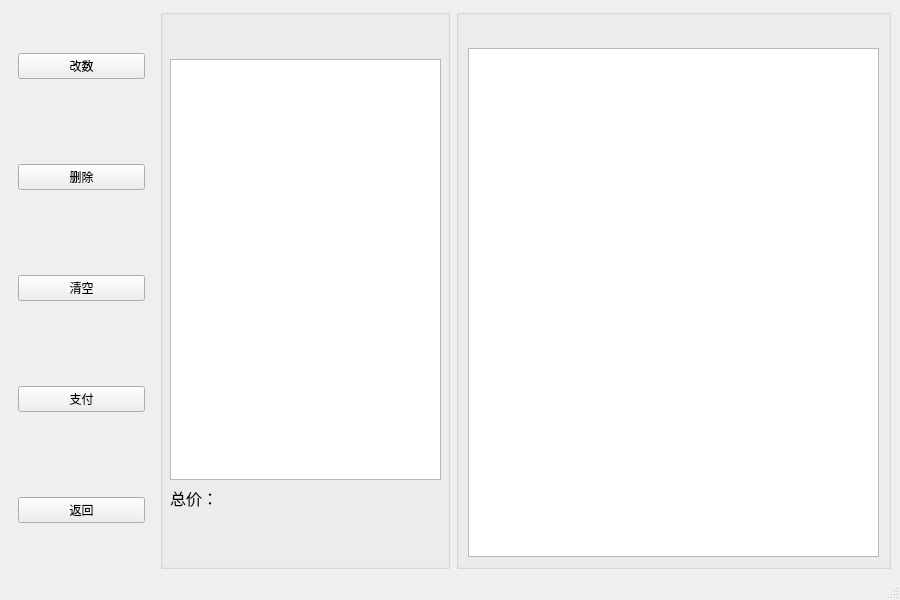
Hong16-9/QT_SuperMarket, file src/Check/Check_Mainwindow.ui: the form before one commit.
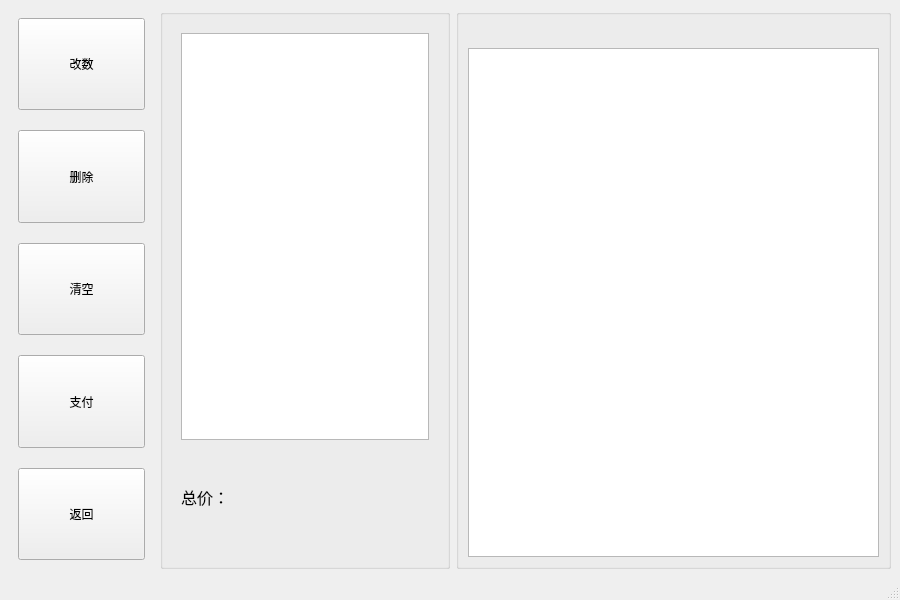
The form after the commit.

Commit message: 调整了UI界面，让购物车商品条目的大小更合理

The edit to the form file:
```diff
--- a/src/Check/Check_Mainwindow.ui
+++ b/src/Check/Check_Mainwindow.ui
@@ -35,12 +35,21 @@
         <height>0</height>
        </size>
       </property>
-      <layout class="QVBoxLayout" name="verticalLayout_3">
+      <layout class="QVBoxLayout" name="verticalLayout_3" stretch="1,1,1,1,1">
        <property name="spacing">
-        <number>50</number>
+        <number>20</number>
+       </property>
+       <property name="topMargin">
+        <number>9</number>
        </property>
        <item>
         <widget class="QPushButton" name="changebtn">
+         <property name="sizePolicy">
+          <sizepolicy hsizetype="Minimum" vsizetype="Minimum">
+           <horstretch>0</horstretch>
+           <verstretch>0</verstretch>
+          </sizepolicy>
+         </property>
          <property name="text">
           <string>改数</string>
          </property>
@@ -48,6 +57,12 @@
        </item>
        <item>
         <widget class="QPushButton" name="deletebtn">
+         <property name="sizePolicy">
+          <sizepolicy hsizetype="Minimum" vsizetype="Minimum">
+           <horstretch>0</horstretch>
+           <verstretch>0</verstretch>
+          </sizepolicy>
+         </property>
          <property name="text">
           <string>删除</string>
          </property>
@@ -55,6 +70,12 @@
        </item>
        <item>
         <widget class="QPushButton" name="clearbtn">
+         <property name="sizePolicy">
+          <sizepolicy hsizetype="Minimum" vsizetype="Minimum">
+           <horstretch>0</horstretch>
+           <verstretch>0</verstretch>
+          </sizepolicy>
+         </property>
          <property name="text">
           <string>清空</string>
          </property>
@@ -62,6 +83,12 @@
        </item>
        <item>
         <widget class="QPushButton" name="paybtn">
+         <property name="sizePolicy">
+          <sizepolicy hsizetype="Minimum" vsizetype="Minimum">
+           <horstretch>0</horstretch>
+           <verstretch>0</verstretch>
+          </sizepolicy>
+         </property>
          <property name="text">
           <string>支付</string>
          </property>
@@ -69,6 +96,12 @@
        </item>
        <item>
         <widget class="QPushButton" name="backbtn">
+         <property name="sizePolicy">
+          <sizepolicy hsizetype="Minimum" vsizetype="Minimum">
+           <horstretch>0</horstretch>
+           <verstretch>0</verstretch>
+          </sizepolicy>
+         </property>
          <property name="text">
           <string>返回</string>
          </property>
@@ -82,18 +115,25 @@
       <property name="title">
        <string/>
       </property>
+      <layout class="QVBoxLayout" name="verticalLayout_4">
+       <item>
       <widget class="QWidget" name="cartWidget" native="true">
-       <property name="geometry">
-        <rect>
-         <x>10</x>
-         <y>50</y>
-         <width>271</width>
-         <height>451</height>
-        </rect>
-       </property>
-       <layout class="QVBoxLayout" name="verticalLayout_2">
+         <layout class="QVBoxLayout" name="verticalLayout_2" stretch="4,1">
         <item>
-         <widget class="QTableView" name="cartlistView"/>
+           <widget class="QTableView" name="cartlistView">
+            <property name="editTriggers">
+             <set>QAbstractItemView::EditTrigger::NoEditTriggers</set>
+            </property>
+            <property name="selectionBehavior">
+             <enum>QAbstractItemView::SelectionBehavior::SelectRows</enum>
+            </property>
+            <attribute name="horizontalHeaderVisible">
+             <bool>true</bool>
+            </attribute>
+            <attribute name="horizontalHeaderDefaultSectionSize">
+             <number>57</number>
+            </attribute>
+           </widget>
         </item>
         <item>
          <layout class="QHBoxLayout" name="horizontalLayout">
@@ -120,6 +160,8 @@
         </item>
        </layout>
       </widget>
+       </item>
+      </layout>
      </widget>
     </item>
     <item>
```
Lines whose indentation alone changed are shown as unchanged. The commit also changes 3 other files.
